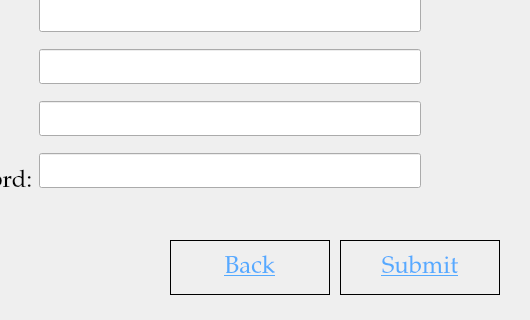
The window that UI/RegistrationPageUI.ui (tural777/FinalProject) describes before a commit, drawn with Qt 5; both pictures show x 270 to 800 and y 280 to 600 of the 800 by 600 pixel window.
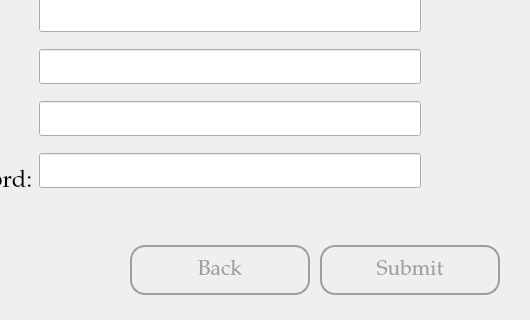
The same window after the commit.

```diff
--- a/UI/RegistrationPageUI.ui
+++ b/UI/RegistrationPageUI.ui
@@ -16,6 +16,12 @@
     <height>600</height>
    </size>
   </property>
+  <property name="maximumSize">
+   <size>
+    <width>800</width>
+    <height>600</height>
+   </size>
+  </property>
   <property name="font">
    <font>
     <family>Palatino Linotype</family>
@@ -142,25 +148,39 @@
   <widget class="QPushButton" name="btn_submit">
    <property name="geometry">
     <rect>
-     <x>610</x>
-     <y>520</y>
-     <width>160</width>
-     <height>55</height>
+     <x>590</x>
+     <y>525</y>
+     <width>180</width>
+     <height>50</height>
     </rect>
    </property>
    <property name="font">
     <font>
      <family>Palatino Linotype</family>
-     <pointsize>18</pointsize>
-     <underline>true</underline>
+     <pointsize>16</pointsize>
+     <underline>false</underline>
     </font>
    </property>
    <property name="cursor">
     <cursorShape>PointingHandCursor</cursorShape>
    </property>
    <property name="styleSheet">
-    <string notr="true">border: 1px solid black;
-color: rgb(85, 170, 255);</string>
+    <string notr="true">QPushButton{
+	border: 2px solid #9E9E9E;
+	border-radius: 15px;
+	background-color: #00000000;
+	color: #9E9E9E;
+}
+QPushButton:hover{
+	color: #FFFFFF;
+	background-color: #5a5a5a;
+}
+QPushButton:pressed{
+	color: #9c2219;
+}
+QPushButton:checked{
+	color: #2c998e;
+}</string>
    </property>
    <property name="text">
     <string>Submit</string>
@@ -169,25 +189,39 @@
   <widget class="QPushButton" name="btn_back">
    <property name="geometry">
     <rect>
-     <x>440</x>
-     <y>520</y>
-     <width>160</width>
-     <height>55</height>
+     <x>400</x>
+     <y>525</y>
+     <width>180</width>
+     <height>50</height>
     </rect>
    </property>
    <property name="font">
     <font>
      <family>Palatino Linotype</family>
-     <pointsize>18</pointsize>
-     <underline>true</underline>
+     <pointsize>16</pointsize>
+     <underline>false</underline>
     </font>
    </property>
    <property name="cursor">
     <cursorShape>PointingHandCursor</cursorShape>
    </property>
    <property name="styleSheet">
-    <string notr="true">border: 1px solid black;
-color: rgb(85, 170, 255);</string>
+    <string notr="true">QPushButton{
+	border: 2px solid #9E9E9E;
+	border-radius: 15px;
+	background-color: #00000000;
+	color: #9E9E9E;
+}
+QPushButton:hover{
+	color: #FFFFFF;
+	background-color: #5a5a5a;
+}
+QPushButton:pressed{
+	color: #9c2219;
+}
+QPushButton:checked{
+	color: #2c998e;
+}</string>
    </property>
    <property name="text">
     <string>Back</string>
```
